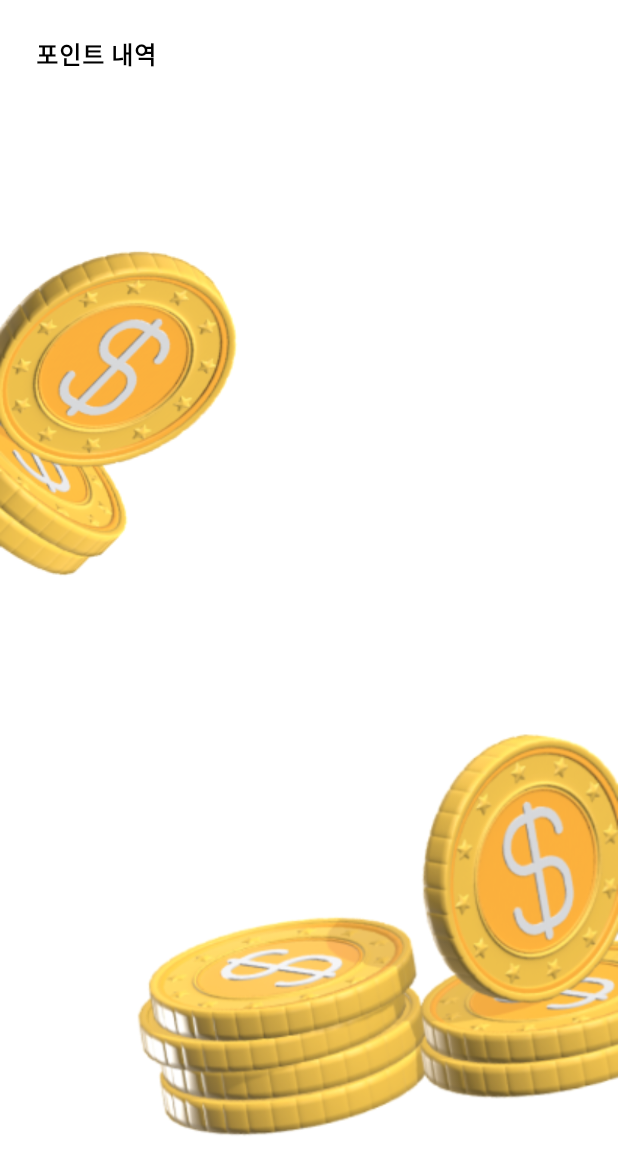
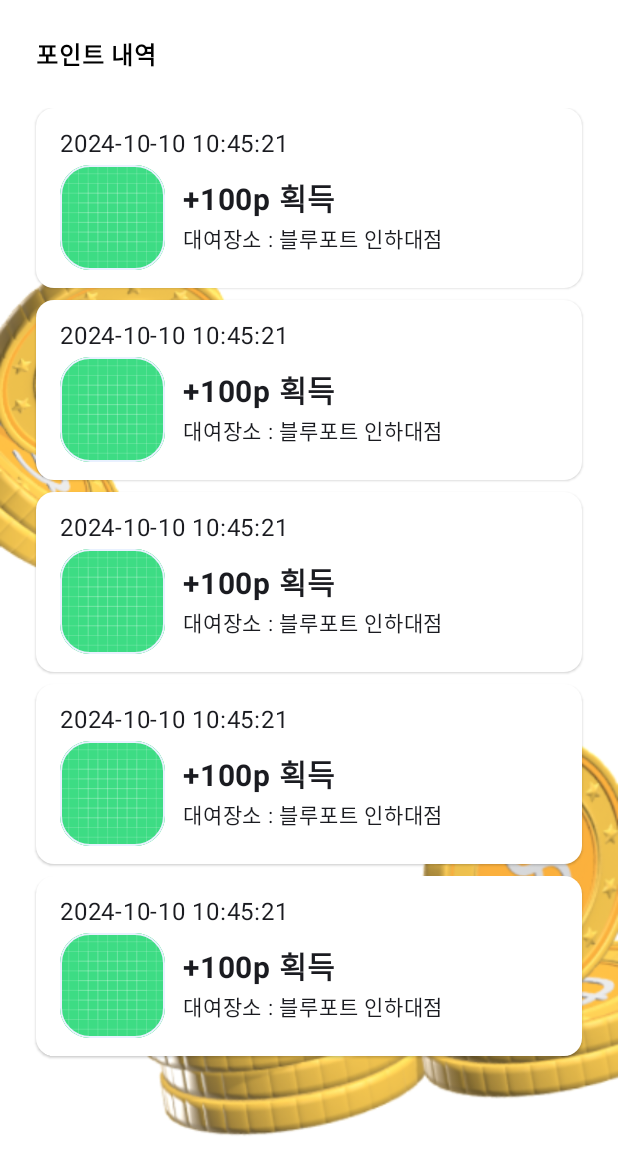
Before and after one commit to ss99x2002/OurCourage-Android-v2, an Android app built with Jetpack Compose: the @Preview function PointHistoryScreenPreview, on a phone screen of 412 x 824 dp. Shown: the top 1175 px of the screen. Run offline under Robolectric (Android 15) with nearby library versions, the phone set to English and light mode, and no system bars.

Commit message:
ui : #13 PointHistoryScreen 구현

```diff
--- a/app/src/main/java/com/example/ourcourage/android/presentation/ui/point/PointHistoryItem.kt
+++ b/app/src/main/java/com/example/ourcourage/android/presentation/ui/point/PointHistoryItem.kt
@@ -4,11 +4,15 @@ import androidx.compose.foundation.Image
 import androidx.compose.foundation.border
 import androidx.compose.foundation.layout.Column
 import androidx.compose.foundation.layout.Row
+import androidx.compose.foundation.layout.fillMaxWidth
 import androidx.compose.foundation.layout.padding
 import androidx.compose.foundation.layout.size
 import androidx.compose.foundation.layout.wrapContentSize
+import androidx.compose.foundation.layout.wrapContentWidth
 import androidx.compose.foundation.shape.RoundedCornerShape
 import androidx.compose.material3.Card
+import androidx.compose.material3.CardDefaults
+import androidx.compose.material3.CardElevation
 import androidx.compose.material3.Text
 import androidx.compose.runtime.Composable
 import androidx.compose.ui.Alignment
@@ -30,8 +34,12 @@ fun PointHistoryItem(
     modifier: Modifier = Modifier,
     multiUse: MultiUse,
 ) {
-    Card(modifier = modifier) {
-        Column(modifier.padding(24.dp)) {
+    Card(
+        modifier = modifier,
+        colors = CardDefaults.cardColors(Color.White),
+        elevation = CardDefaults.cardElevation(1.dp)
+    ) {
+        Column(modifier.padding(vertical = 12.dp, horizontal = 16.dp)) {
             Text(
                 text = multiUse.useAt,
                 modifier = Modifier,
@@ -40,26 +48,28 @@ fun PointHistoryItem(
                 Image(
                     painter = painterResource(R.drawable.ic_launcher_background),
                     modifier =
-                        Modifier
-                            .padding(end = 12.dp, top = 12.dp)
-                            .size(70.dp)
-                            .clip(RoundedCornerShape(20.dp))
-                            .border(width = 1.dp, color = Color(StrokeBlue.value), shape = RoundedCornerShape(20.dp)),
+                    Modifier
+                        .padding(end = 12.dp, top = 2.dp)
+                        .size(70.dp)
+                        .clip(RoundedCornerShape(20.dp))
+                        .border(width = 1.dp, color = Color(StrokeBlue.value), shape = RoundedCornerShape(20.dp)),
                     contentDescription = "MultiUseCafeThumbNail",
                 )
                 Column(
-                    modifier = Modifier.align(Alignment.CenterVertically),
+                    modifier = Modifier
+                        .align(Alignment.CenterVertically)
+                        .fillMaxWidth(),
                 ) {
                     Text(
                         text = "+${multiUse.point}p 획득",
-                        modifier = Modifier,
+                        modifier = Modifier.wrapContentWidth(),
                         fontWeight = FontWeight.Bold,
-                        fontSize = 24.sp,
+                        fontSize = 20.sp,
                     )
                     Text(
                         text = "대여장소 : ${multiUse.locationName + multiUse.locationAddress} ",
-                        modifier = Modifier,
-                        fontSize = 18.sp,
+                        modifier = Modifier.wrapContentWidth(),
+                        fontSize = 14.sp,
                     )
                 }
             }
--- a/app/src/main/java/com/example/ourcourage/android/presentation/ui/point/PointHistoryScreen.kt
+++ b/app/src/main/java/com/example/ourcourage/android/presentation/ui/point/PointHistoryScreen.kt
@@ -2,13 +2,17 @@ package com.example.ourcourage.android.presentation.ui.point
 
 import androidx.compose.foundation.Image
 import androidx.compose.foundation.background
+import androidx.compose.foundation.layout.Arrangement
 import androidx.compose.foundation.layout.Box
 import androidx.compose.foundation.layout.Column
+import androidx.compose.foundation.layout.Spacer
 import androidx.compose.foundation.layout.fillMaxSize
+import androidx.compose.foundation.layout.fillMaxWidth
 import androidx.compose.foundation.layout.height
 import androidx.compose.foundation.layout.padding
 import androidx.compose.foundation.layout.wrapContentWidth
 import androidx.compose.foundation.lazy.LazyColumn
+import androidx.compose.foundation.lazy.items
 import androidx.compose.material3.Text
 import androidx.compose.runtime.Composable
 import androidx.compose.ui.Alignment
@@ -38,6 +42,16 @@ fun PointHistoryScreen(
             fontWeight = FontWeight.Bold,
             modifier = Modifier.padding(24.dp),
         )
+
+        PointHistoryList(
+            multiUseList = multiUseList,
+            modifier = Modifier
+                .padding(horizontal = 24.dp)
+                .fillMaxWidth()
+                .height(640.dp)
+        )
+
+        Spacer(modifier = Modifier.height(24.dp))
     }
 }
 
@@ -46,7 +60,17 @@ fun PointHistoryList(
     modifier: Modifier = Modifier,
     multiUseList: List<MultiUse>,
 ) {
-    LazyColumn {
+    LazyColumn(
+        modifier = modifier,
+        verticalArrangement = Arrangement.spacedBy(8.dp)
+    ) {
+        items(multiUseList) { multiUse ->
+            PointHistoryItem(
+                multiUse = multiUse,
+                modifier = Modifier
+                    .fillMaxSize()
+            )
+        }
     }
 }
 
```
Lines whose indentation alone changed are shown as unchanged.
